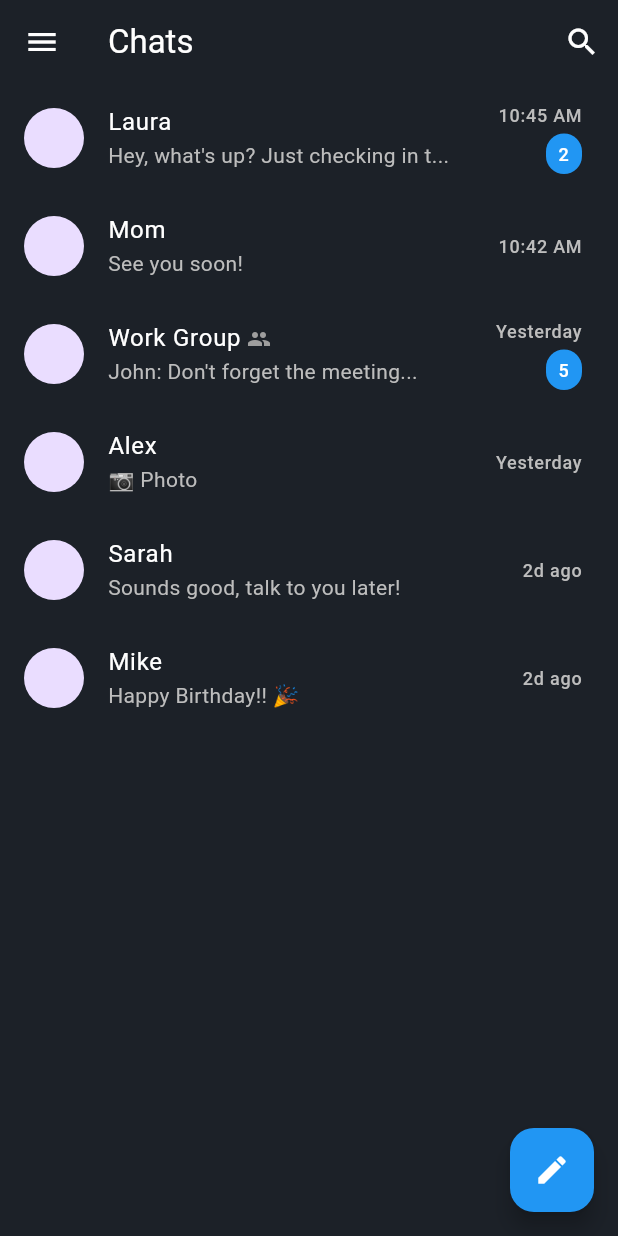
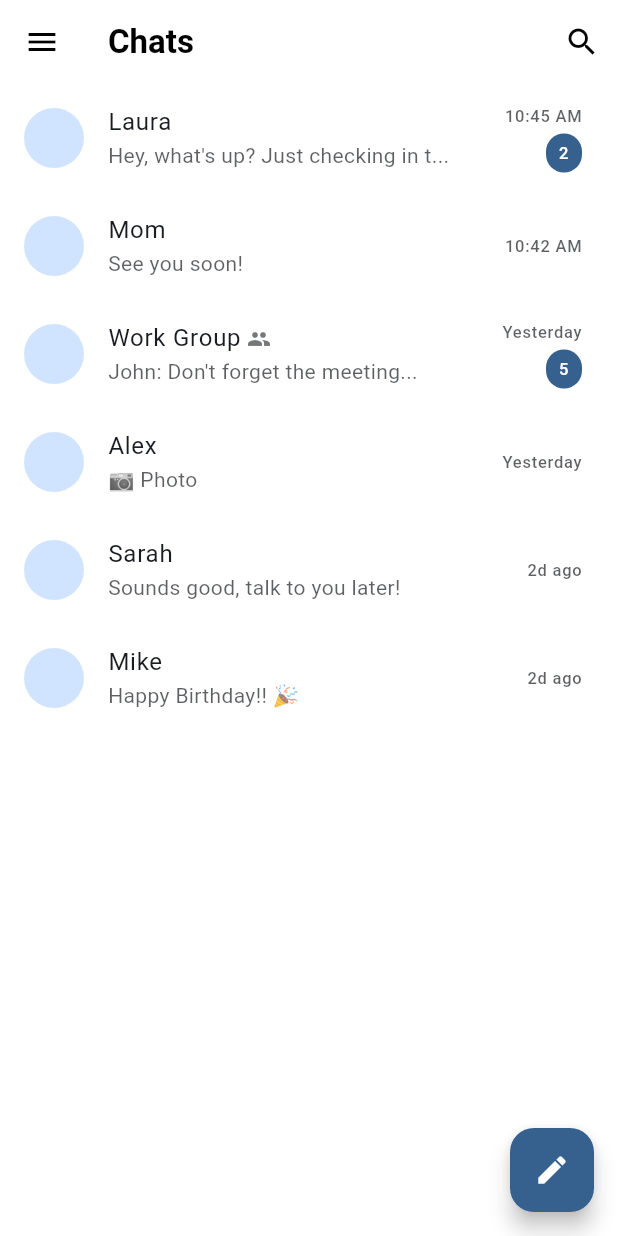
Before and after one commit to ferr0084/ISP, a Flutter app: the ChatListScreen screen opened by its route, on a phone screen of 412 x 824 dp. Run offline on Flutter 3.47's test engine with Material 3 defaults, Android fonts, the phone set to English and light mode, and no system bars; our stand-ins replace flutter_dotenv, get_it, go_router, shared_preferences, supabase_flutter; accounts and stored records are empty; network calls fail.

Commit message:
implemented theme provider

```diff
--- /dev/null
+++ b/app/lib/core/theme/theme_data.dart
@@ -0,0 +1,57 @@
+import 'package:flutter/material.dart';
+
+class AppTheme {
+  static final ThemeData lightTheme = ThemeData(
+    colorScheme: ColorScheme.fromSeed(
+      seedColor: Colors.blue,
+      brightness: Brightness.light,
+    ),
+    appBarTheme: const AppBarTheme(
+      backgroundColor: Colors.white,
+      foregroundColor: Colors.black,
+      elevation: 0,
+    ),
+    cardTheme: const CardThemeData(
+      color: Colors.white, // Default card color for light theme
+      shape: RoundedRectangleBorder(
+        borderRadius: BorderRadius.all(Radius.circular(12)),
+      ),
+    ),
+    scaffoldBackgroundColor: Colors.white,
+    textTheme: const TextTheme(
+      displayLarge: TextStyle(fontSize: 57.0, fontWeight: FontWeight.bold, color: Colors.black),
+      titleLarge: TextStyle(fontSize: 22.0, fontWeight: FontWeight.bold, color: Colors.black),
+      bodyLarge: TextStyle(fontSize: 16.0, height: 1.5, color: Colors.black),
+      bodyMedium: TextStyle(fontSize: 14.0, height: 1.4, color: Colors.black),
+      labelSmall: TextStyle(fontSize: 11.0, color: Colors.grey),
+    ),
+    // Add other component themes as needed
+  );
+
+  static final ThemeData darkTheme = ThemeData(
+    colorScheme: ColorScheme.fromSeed(
+      seedColor: Colors.blue,
+      brightness: Brightness.dark,
+    ),
+    appBarTheme: const AppBarTheme(
+      backgroundColor: Color(0xFF1C2128),
+      foregroundColor: Colors.white,
+      elevation: 0,
+    ),
+    cardTheme: const CardThemeData(
+      color: Color(0xFF2D333B), // Default card color for dark theme
+      shape: RoundedRectangleBorder(
+        borderRadius: BorderRadius.all(Radius.circular(12)),
+      ),
+    ),
+    scaffoldBackgroundColor: const Color(0xFF1C2128),
+    textTheme: const TextTheme(
+      displayLarge: TextStyle(fontSize: 57.0, fontWeight: FontWeight.bold, color: Colors.white),
+      titleLarge: TextStyle(fontSize: 22.0, fontWeight: FontWeight.bold, color: Colors.white),
+      bodyLarge: TextStyle(fontSize: 16.0, height: 1.5, color: Colors.white),
+      bodyMedium: TextStyle(fontSize: 14.0, height: 1.4, color: Colors.white),
+      labelSmall: TextStyle(fontSize: 11.0, color: Colors.grey),
+    ),
+    // Add other component themes as needed
+  );
+}
--- a/app/lib/features/chats/presentation/screens/chat_list_screen.dart
+++ b/app/lib/features/chats/presentation/screens/chat_list_screen.dart
@@ -26,7 +26,7 @@
     Chat(
       avatarAsset: 'assets/images/avatar_jessica.png',
       title: 'Laura',
-      lastMessage: 'Hey, what\'s up? Just checking in t...', // Corrected escaping for apostrophe
+      lastMessage: 'Hey, what\'s up? Just checking in t...',
       time: '10:45 AM',
       unreadCount: 2,
     ),
@@ -39,7 +39,7 @@
     Chat(
       avatarAsset: 'assets/images/group_design_team.png', // Placeholder for group avatar
       title: 'Work Group',
-      lastMessage: 'John: Don\'t forget the meeting...', // Corrected escaping for apostrophe
+      lastMessage: 'John: Don\'t forget the meeting...',
       time: 'Yesterday',
       unreadCount: 5,
       isGroup: true,
@@ -67,23 +67,23 @@
   @override
   Widget build(BuildContext context) {
     return Scaffold(
-      backgroundColor: const Color(0xFF1C2128), // Dark background color
+      backgroundColor: Theme.of(context).scaffoldBackgroundColor,
       appBar: AppBar(
-        backgroundColor: const Color(0xFF1C2128), // Dark background color
-        elevation: 0,
+        backgroundColor: Theme.of(context).appBarTheme.backgroundColor,
+        elevation: Theme.of(context).appBarTheme.elevation,
         leading: IconButton(
-          icon: const Icon(Icons.menu, color: Colors.white),
+          icon: Icon(Icons.menu, color: Theme.of(context).appBarTheme.foregroundColor),
           onPressed: () {
             // TODO: Implement drawer functionality
           },
         ),
-        title: const Text(
+        title: Text(
           'Chats',
-          style: TextStyle(color: Colors.white),
+          style: Theme.of(context).textTheme.titleLarge?.copyWith(color: Theme.of(context).appBarTheme.foregroundColor),
         ),
         actions: [
           IconButton(
-            icon: const Icon(Icons.search, color: Colors.white),
+            icon: Icon(Icons.search, color: Theme.of(context).appBarTheme.foregroundColor),
             onPressed: () {
               // TODO: Implement search functionality
             },
@@ -102,18 +102,18 @@
               children: [
                 Text(
                   chat.title,
-                  style: const TextStyle(color: Colors.white),
+                  style: Theme.of(context).textTheme.bodyLarge?.copyWith(color: Theme.of(context).colorScheme.onSurface),
                 ),
                 if (chat.isGroup)
-                  const Padding(
-                    padding: EdgeInsets.only(left: 4.0),
-                    child: Icon(Icons.people, size: 16, color: Colors.grey),
+                  Padding(
+                    padding: const EdgeInsets.only(left: 4.0),
+                    child: Icon(Icons.people, size: 16, color: Theme.of(context).colorScheme.onSurface.withOpacity(0.6)),
                   ),
               ],
             ),
             subtitle: Text(
               chat.lastMessage,
-              style: TextStyle(color: Colors.grey[400]),
+              style: Theme.of(context).textTheme.bodyMedium?.copyWith(color: Theme.of(context).colorScheme.onSurface.withOpacity(0.7)),
             ),
             trailing: Column(
               crossAxisAlignment: CrossAxisAlignment.end,
@@ -121,14 +121,14 @@
               children: [
                 Text(
                   chat.time,
-                  style: TextStyle(color: Colors.grey[400], fontSize: 12),
+                  style: Theme.of(context).textTheme.labelSmall?.copyWith(color: Theme.of(context).colorScheme.onSurface.withOpacity(0.7)),
                 ),
                 if (chat.unreadCount != null && chat.unreadCount! > 0)
                   Container(
                     margin: const EdgeInsets.only(top: 4.0),
                     padding: const EdgeInsets.all(5.0),
                     decoration: BoxDecoration(
-                      color: Colors.blue,
+                      color: Theme.of(context).colorScheme.primary,
                       borderRadius: BorderRadius.circular(12.0),
                     ),
                     constraints: const BoxConstraints(
@@ -137,10 +137,7 @@
                     ),
                     child: Text(
                       '${chat.unreadCount}',
-                      style: const TextStyle(
-                        color: Colors.white,
-                        fontSize: 12,
-                      ),
+                      style: Theme.of(context).textTheme.labelSmall?.copyWith(color: Theme.of(context).colorScheme.onPrimary),
                       textAlign: TextAlign.center,
                     ),
                   ),
@@ -156,8 +153,8 @@
         onPressed: () {
           // TODO: Implement new chat functionality
         },
-        backgroundColor: Colors.blue,
-        child: const Icon(Icons.edit, color: Colors.white),
+        backgroundColor: Theme.of(context).colorScheme.primary,
+        child: Icon(Icons.edit, color: Theme.of(context).colorScheme.onPrimary),
       ),
     );
   }
--- a/app/pubspec.yaml
+++ b/app/pubspec.yaml
@@ -40,6 +40,7 @@
   provider: ^6.1.5+1
   flutter_dotenv: ^6.0.0
   get_it: ^9.0.5
+  shared_preferences: ^2.5.3
 
 dev_dependencies:
   flutter_test:
```
Also changed, not shown: app/lib/core/theme/theme_provider.dart (added, +34 -0 lines), app/lib/features/common/presentation/pages/settings_page.dart (+37 -3 lines), app/lib/features/contacts/presentation/screens/contact_list_screen.dart (+26 -26 lines), app/lib/features/events/presentation/screens/events_dashboard_screen.dart (+41 -51 lines), app/lib/features/expenses/presentation/screens/expenses_home_screen.dart (+27 -39 lines), app/lib/features/groups/presentation/screens/group_home_screen.dart (+56 -91 lines), app/lib/features/groups/presentation/screens/my_groups_overview_screen.dart (+17 -20 lines), app/lib/features/idiot_game/presentation/screens/idiot_game_dashboard_screen.dart (+36 -38 lines), app/lib/main.dart (+16 -7 lines), app/pubspec.lock.
